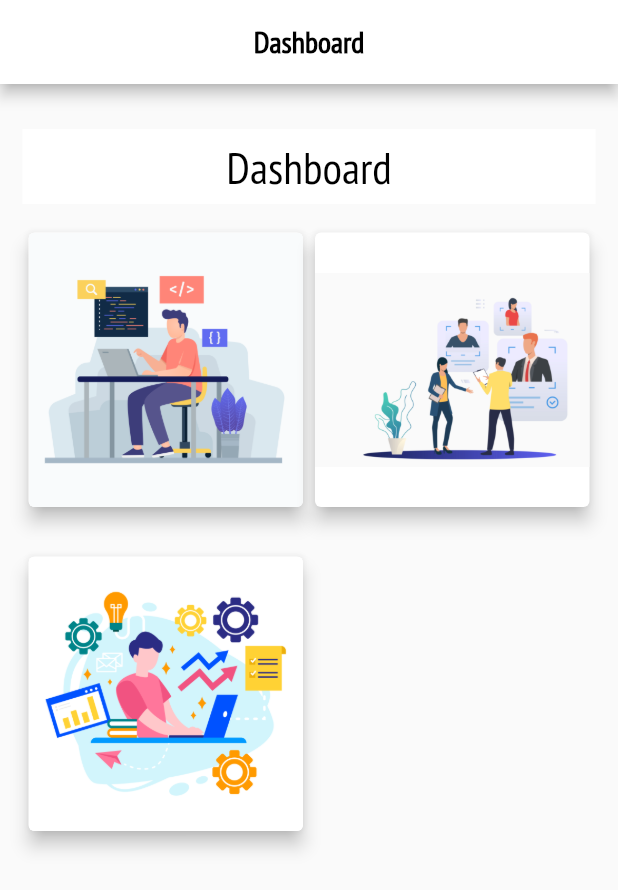
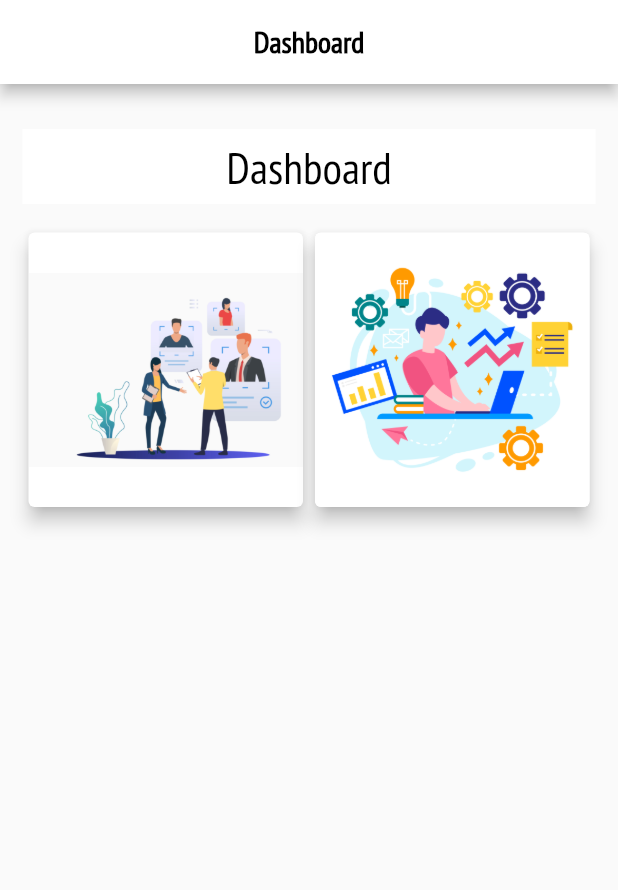
Before and after one commit to smv1999/dev_portal, a Flutter app: the Dashboard screen opened by its route, on a phone screen of 412 x 824 dp. Shown: the top 890 px of the screen. Run offline on Flutter 3.47's test engine with Material 2 defaults, Android fonts, the phone set to English and light mode, and no system bars; drawn by our look-alikes of animated_text_kit; our stand-ins replace bottom_navy_bar, carousel_slider, firebase_auth, firebase_database, firebase_storage, flushbar and 11 more; missing offline and left inert: firebase_mlkit_language, flutter_email_sender, flutter_full_pdf_viewer, highlighter_coachmark, share_extend; accounts and stored records are empty.

Commit message:
fixed bugs in Interview page and started dashboard

```diff
--- a/lib/screens/dashboard.dart
+++ b/lib/screens/dashboard.dart
@@ -54,26 +54,6 @@ class _DashboardState extends State<Dashboard> {
                       // add buttons
                       GestureDetector(
                         onLongPress: () {
-                          showFloatingFlushbar(context, 'Share Snippets');
-                        },
-                        onTap: () {
-
-                        },
-                          child: Card(
-                        clipBehavior: Clip.antiAlias,
-                        child: Column(
-                            mainAxisSize: MainAxisSize.min,
-                            children: [
-                              Image.asset(
-                                'images/code_share.png',
-                                fit: BoxFit.cover,
-                              ),
-                              // Text('Share Snippets'),
-                            ]),
-                        elevation: 5,
-                      )),
-                      GestureDetector(
-                        onLongPress: () {
                           showFloatingFlushbar(context, 'Career Guidance');
                         },
                         onTap: () {},
--- a/pubspec.yaml
+++ b/pubspec.yaml
@@ -40,6 +40,8 @@ dependencies:
   flushbar: ^1.10.4
   provider: ^4.3.2+2
   http: ^0.12.2
+  firebase_mlkit_language: ^1.1.3
+
 dev_dependencies:
   flutter_test:
     sdk: flutter
```
Also changed, not shown: lib/screens/explore_jobs.dart (+12 -9 lines), lib/screens/interview_page.dart (+27 -34 lines), images/code_share.png (deleted), images/companies.jpg (added), images/get_started.png (added), pubspec.lock.
